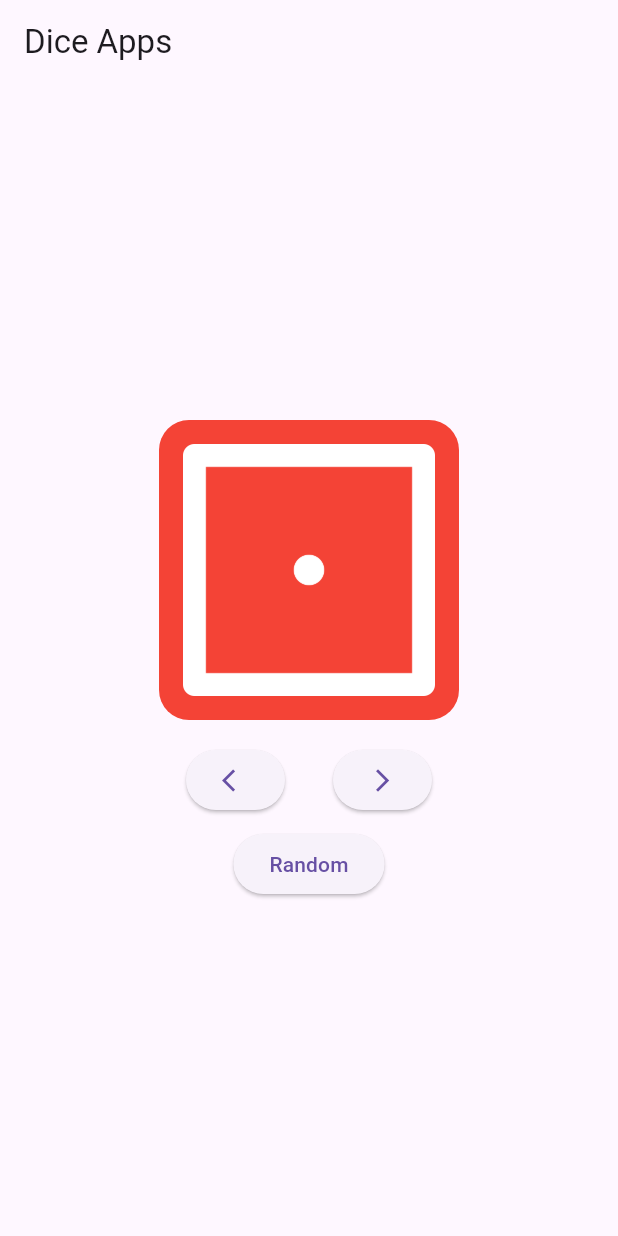
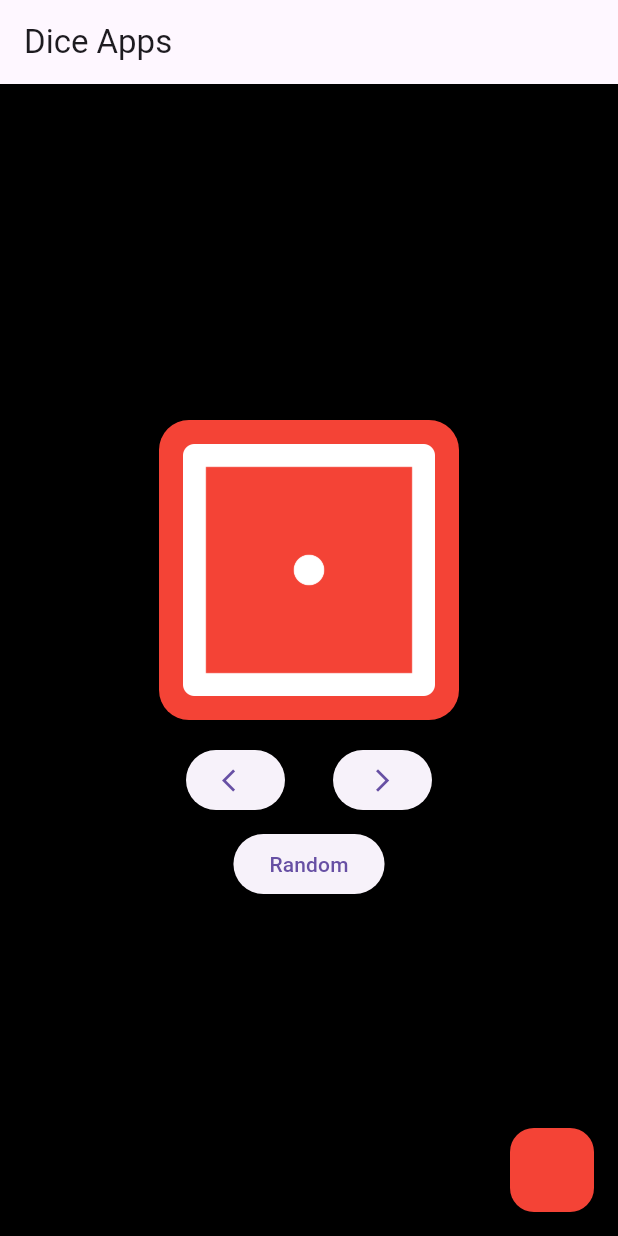
Before and after one commit to songer007/tercerproyecto, a Flutter app: the screen it shows after launch, on a phone screen of 412 x 824 dp. Run offline on Flutter 3.47's test engine with Material 3 defaults, Android fonts, the phone set to English and light mode, and no system bars.

Commit message:
first scaffold

```diff
--- a/lib/pages/dice_pages.dart
+++ b/lib/pages/dice_pages.dart
@@ -12,6 +12,11 @@ class _DicePageState extends State<DicePage> {
   @override
   Widget build(BuildContext context) {
     return Scaffold(
+      backgroundColor: Colors.black,
+      floatingActionButton: FloatingActionButton(
+        onPressed: () {},
+        backgroundColor: Colors.red,
+      ),
       appBar: AppBar(
         title: Text("Dice Apps"),
       ),
```
